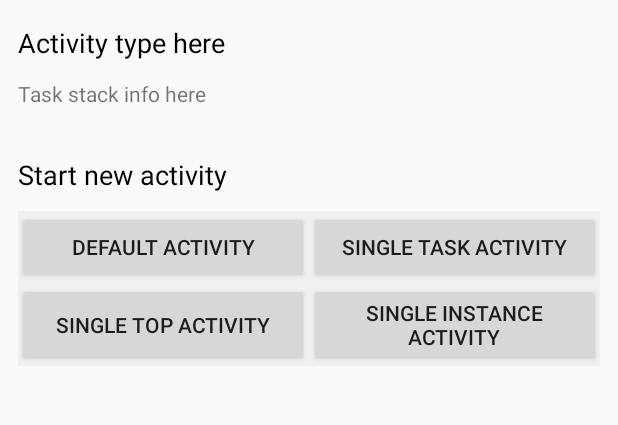
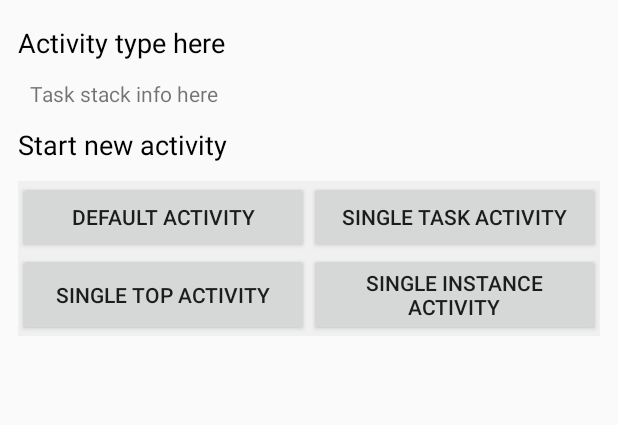
Before and after one commit to milosmns/android-task-stack-example, an Android app: the layout activity_layout.xml on its own in the app's theme, with its tools: preview values and no code run, on a phone screen of 412 x 824 dp, the part 84-509 px from its top. Run offline under Robolectric (Android 15) with nearby library versions, the phone set to English and light mode, and no system bars.

Commit message:
Basic cleanup

```diff
--- a/app/src/main/res/layout/activity_layout.xml
+++ b/app/src/main/res/layout/activity_layout.xml
@@ -53,7 +53,12 @@
             android:id="@+id/stackInfo"
             android:layout_width="0dp"
             android:layout_height="wrap_content"
-            android:layout_margin="@dimen/spacing_normal"
+            android:layout_marginBottom="@dimen/spacing_normal"
+            android:layout_marginEnd="@dimen/spacing_normal"
+            android:layout_marginLeft="@dimen/spacing_mega"
+            android:layout_marginRight="@dimen/spacing_normal"
+            android:layout_marginStart="@dimen/spacing_mega"
+            android:layout_marginTop="@dimen/spacing_normal"
             app:layout_constraintLeft_toLeftOf="parent"
             app:layout_constraintRight_toRightOf="parent"
             app:layout_constraintTop_toBottomOf="@+id/descriptionText"
@@ -64,7 +69,6 @@
             android:layout_width="0dp"
             android:layout_height="wrap_content"
             android:layout_margin="@dimen/spacing_normal"
-            android:paddingTop="@dimen/spacing_mega"
             android:text="@string/start_new_label"
             android:textColor="@android:color/black"
             android:textSize="@dimen/text_size_large"
```
Also changed, not shown: app/src/main/kotlin/me/angrybyte/activitytasks/activities/GenericTaskActivity.kt (+9 -6 lines).
